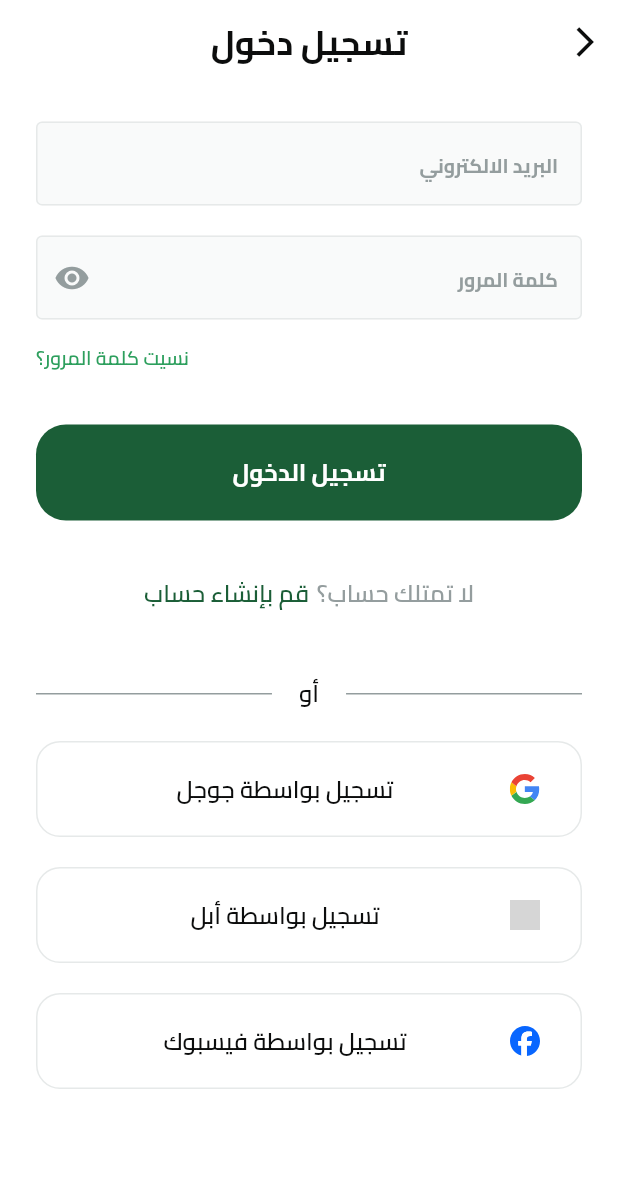
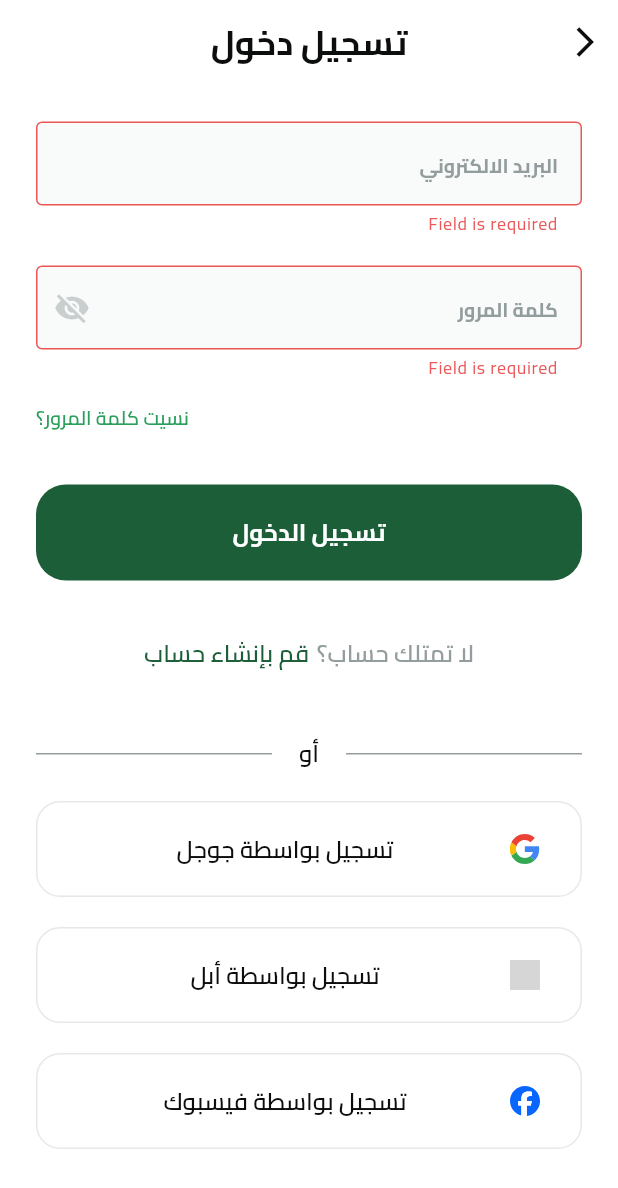
Before and after one commit to samir-227/Pure_Harvest_e_commerce, a Flutter app: the SingInView screen opened by its route, after a tap on "تسجيل الدخول", on a phone screen of 412 x 824 dp. Shown: the top 1188 px of the screen. Run offline on Flutter 3.47's test engine with Material 3 defaults, Android fonts, the phone set to English and light mode, and no system bars; our stand-ins replace bloc, dartz, dots_indicator, equatable, firebase_auth, firebase_core and 9 more; accounts and stored records are empty; grey boxes are pictures that could not be loaded.

Commit message:
sign in with email and password method done

```diff
--- a/lib/core/networking/firebase_auth_service.dart
+++ b/lib/core/networking/firebase_auth_service.dart
@@ -72,6 +72,7 @@ class FirebaseService {
 
       return credential.user!;
     } on FirebaseAuthException catch (e) {
+            log("Exception in FirebaseAuthService.signInWithEmailAndPassword: ${e.toString()} and code is ${e.code}");
       // Handle Firebase authentication exceptions
       if (e.code == 'user-not-found') {
         throw CustomException(
--- a/lib/core/routing/app_router.dart
+++ b/lib/core/routing/app_router.dart
@@ -2,12 +2,11 @@ import 'package:flutter/material.dart';
 import 'package:fruits_hub/core/helpers/cache_helper.dart';
 import 'package:fruits_hub/features/auth/presentation/views/sign_in_view.dart';
 import 'package:fruits_hub/features/auth/presentation/views/sing_up_view.dart';
+import 'package:fruits_hub/features/home/presentation/view/main_view.dart';
 import 'package:fruits_hub/features/on_boarding/presentation/views/on_boarding_view.dart';
 import 'package:go_router/go_router.dart';
 
 import '../constants/constants.dart';
-
-
 
 sealed class AppRouter {
   static final navigatorKey = GlobalKey<NavigatorState>();
@@ -39,6 +38,11 @@ sealed class AppRouter {
         name: SignUpView.routeName,
         builder: (context, state) => const SignUpView(),
       ),
+      GoRoute(
+        path: MainView.routeName,
+        name: MainView.routeName,
+        builder: (context, state) => const MainView(),
+      ),
     ],
   );
 }
--- /dev/null
+++ b/lib/features/auth/presentation/cubits/sign_in_cubit/sign_in_cubit.dart
@@ -0,0 +1,20 @@
+import 'package:bloc/bloc.dart';
+import 'package:equatable/equatable.dart';
+import 'package:fruits_hub/features/auth/domain/entities/user_entity.dart';
+import 'package:fruits_hub/features/auth/domain/repos/auth_repo.dart';
+
+part 'sign_in_state.dart';
+
+class SignInCubit extends Cubit<SignInState> {
+  SignInCubit(this.authRepo) : super(SignInInitial());
+  final IAuthRepo authRepo;
+
+  Future<void> signInWithEmailAndPassword(String email, String password) async {
+    emit(SignInLoading());
+    final result = await authRepo.signInWithEmailAndPassword(email, password);
+    result.fold(
+      (failure) => emit(SignInFailure(failure.message)),
+      (user) => emit(SignInSuccess(user)),
+    );
+  }
+}
--- /dev/null
+++ b/lib/features/auth/presentation/cubits/sign_in_cubit/sign_in_state.dart
@@ -0,0 +1,19 @@
+part of 'sign_in_cubit.dart';
+
+sealed class SignInState extends Equatable {
+  const SignInState();
+
+  @override
+  List<Object> get props => [];
+}
+
+final class SignInInitial extends SignInState {}
+final class SignInLoading extends SignInState {}
+final class SignInSuccess extends SignInState {
+  final UserEntity user;
+  const SignInSuccess(this.user);
+}
+final class SignInFailure extends SignInState {
+  final String message;
+  const SignInFailure(this.message);
+}
--- a/lib/features/auth/presentation/cubits/sign_up_cubit/sign_up_state.dart
+++ b/lib/features/auth/presentation/cubits/sign_up_cubit/sign_up_state.dart
@@ -4,7 +4,7 @@ class SignUpState {}
 
 class SignUpInitial extends SignUpState {}
 
-class SignUpCubitLoading extends SignUpState {}
+class SignUpLoading extends SignUpState {}
 
 class SignUpFailure extends SignUpState {
   final String message;
--- a/lib/features/auth/presentation/views/sign_in_view.dart
+++ b/lib/features/auth/presentation/views/sign_in_view.dart
@@ -1,6 +1,10 @@
 import 'package:flutter/material.dart';
+import 'package:flutter_bloc/flutter_bloc.dart';
+import 'package:fruits_hub/core/di/get_it.dart';
 import 'package:fruits_hub/core/widgets/custom_app_bar.dart';
-import 'package:fruits_hub/features/auth/presentation/views/widget/sign_in_view_body.dart';
+import 'package:fruits_hub/features/auth/domain/repos/auth_repo.dart';
+import 'package:fruits_hub/features/auth/presentation/cubits/sign_in_cubit/sign_in_cubit.dart';
+import 'package:fruits_hub/features/auth/presentation/views/widget/sign_in_body_bloc_consumer.dart';
 import 'package:fruits_hub/generated/l10n.dart';
 
 class SingInView extends StatelessWidget {
@@ -10,9 +14,12 @@ class SingInView extends StatelessWidget {
   static const routeName = '/login';
   @override
   Widget build(BuildContext context) {
-    return Scaffold(
-      appBar: buildAppBar(context, title: S.of(context).appBarLoginTitle),
-      body: const SingInViewBody(),
+    return BlocProvider(
+      create: (context) => SignInCubit(sl<IAuthRepo>()),
+      child: Scaffold(
+        appBar: buildAppBar(context, title: S.of(context).appBarLoginTitle),
+        body: signInBodyConsumer(),
+      ),
     );
   }
 }
--- /dev/null
+++ b/lib/features/auth/presentation/views/widget/sign_in_body_bloc_consumer.dart
@@ -0,0 +1,29 @@
+import 'dart:developer';
+
+import 'package:flutter/material.dart';
+import 'package:flutter_bloc/flutter_bloc.dart';
+import 'package:fruits_hub/core/widgets/custom_error_bar.dart';
+import 'package:fruits_hub/features/auth/presentation/cubits/sign_in_cubit/sign_in_cubit.dart';
+import 'package:fruits_hub/features/auth/presentation/views/widget/sign_in_view_body.dart';
+import 'package:fruits_hub/features/home/presentation/view/main_view.dart';
+import 'package:go_router/go_router.dart';
+
+BlocConsumer<SignInCubit, SignInState> signInBodyConsumer() {
+  return BlocConsumer<SignInCubit, SignInState>(
+    listener: (context, state) {
+      if (state is SignInSuccess) {
+        log('success 111111');
+        context.goNamed(MainView.routeName);
+      }
+      if (state is SignInFailure) {
+        buildErrorBar(context, state.message);
+      }
+    },
+    builder: (context, state) {
+      if (state is SignInLoading) {
+        return const Center(child: CircularProgressIndicator());
+      }
+      return const SingInViewBody();
+    },
+  );
+}
--- a/lib/features/auth/presentation/views/widget/sign_in_view_body.dart
+++ b/lib/features/auth/presentation/views/widget/sign_in_view_body.dart
@@ -1,29 +1,39 @@
+import 'dart:developer';
+
 import 'package:flutter/material.dart';
+import 'package:flutter_bloc/flutter_bloc.dart';
 import 'package:fruits_hub/core/constants/constants.dart';
 import 'package:fruits_hub/core/constants/app_images.dart';
 import 'package:fruits_hub/core/theming/app_text_style.dart';
 import 'package:fruits_hub/core/widgets/custom_button.dart';
 import 'package:fruits_hub/core/widgets/custom_text_form_field.dart';
+import 'package:fruits_hub/features/auth/presentation/cubits/sign_in_cubit/sign_in_cubit.dart';
 import 'package:fruits_hub/features/auth/presentation/views/widget/dont_have_account_widget.dart';
 import 'package:fruits_hub/features/auth/presentation/views/widget/or_divider.dart';
+import 'package:fruits_hub/features/auth/presentation/views/widget/password_field.dart';
 import 'package:fruits_hub/features/auth/presentation/views/widget/social_login_button.dart';
-import 'package:fruits_hub/features/settings/presentation/provider/theme_provider.dart';
 import 'package:fruits_hub/generated/l10n.dart';
-import 'package:provider/provider.dart';
 
-import '../../../../settings/presentation/provider/locale_provider.dart';
-
-class SingInViewBody extends StatelessWidget {
+class SingInViewBody extends StatefulWidget {
   const SingInViewBody({super.key});
 
   @override
+  State<SingInViewBody> createState() => _SingInViewBodyState();
+}
+
+final GlobalKey<FormState> formKey = GlobalKey<FormState>();
+
+class _SingInViewBodyState extends State<SingInViewBody> {
+  late String? email, password;
+  AutovalidateMode autovalidateMode = AutovalidateMode.disabled;
+  @override
   Widget build(BuildContext context) {
-    final themeProvider = Provider.of<ThemeProvider>(context);
-    final localeProvider = Provider.of<LocaleProvider>(context);
     final colors = Theme.of(context).colorScheme;
     return Padding(
       padding: EdgeInsets.symmetric(horizontal: kHorizontalPadding),
       child: SingleChildScrollView(
+        child: Form(
+          key: formKey,
           child: Column(
             crossAxisAlignment: CrossAxisAlignment.end,
             children: [
@@ -33,18 +43,16 @@ class SingInViewBody extends StatelessWidget {
               CustomTextFormField(
                 hintText: S.of(context).email,
                 keyboardType: TextInputType.emailAddress,
+                onSaved: (value) {
+                  email = value;
+                },
               ),
               const SizedBox(
                 height: 20,
               ),
-            CustomTextFormField(
-              hintText: S.of(context).password,
-              keyboardType: TextInputType.visiblePassword,
-              suffixIcon: Icon(
-                Icons.remove_red_eye_rounded,
-                color: colors.onSurfaceVariant,
-              ),
-            ),
+              PasswordField(onSaved: (value) {
+                password = value;
+              }),
               const SizedBox(
                 height: 16,
               ),
@@ -59,7 +67,20 @@ class SingInViewBody extends StatelessWidget {
               ),
               CustomButton(
                 text: S.of(context).login,
-              onPressed: () {},
+                onPressed: () {
+                  if (formKey.currentState!.validate()) {
+                    formKey.currentState!.save();
+
+                    log('email: $email, password: $password');
+                    context
+                        .read<SignInCubit>()
+                        .signInWithEmailAndPassword(email!, password!);
+                  } else {
+                    setState(() {
+                      autovalidateMode = AutovalidateMode.always;
+                    });
+                  }
+                },
               ),
               const SizedBox(
                 height: 24,
@@ -92,6 +113,7 @@ class SingInViewBody extends StatelessWidget {
             ],
           ),
         ),
+      ),
     );
   }
 }
--- a/lib/features/auth/presentation/views/widget/sign_up_body_bloc_consumer.dart
+++ b/lib/features/auth/presentation/views/widget/sign_up_body_bloc_consumer.dart
@@ -1,9 +1,10 @@
 import 'package:firebase_auth/firebase_auth.dart';
+import 'package:flutter/material.dart';
 import 'package:flutter/widgets.dart';
 import 'package:flutter_bloc/flutter_bloc.dart' show BlocConsumer;
 import 'package:fruits_hub/core/widgets/custom_error_bar.dart';
 import 'package:fruits_hub/features/auth/presentation/cubits/sign_up_cubit/sign_up_state.dart'
-    show SignUpFailure, SignUpState, SignUpSuccess;
+    show SignUpFailure, SignUpLoading, SignUpState, SignUpSuccess;
 import 'package:fruits_hub/features/auth/presentation/views/widget/sign_up_body.dart';
 
 import '../../cubits/sign_up_cubit/sign_up_cubit.dart';
@@ -19,6 +20,9 @@ BlocConsumer<SignUpCubit, SignUpState> signUpBodyBlocConsumer() {
       }
     },
     builder: (context, state) {
+      if (state is SignUpLoading) {
+        return const Center(child: CircularProgressIndicator());
+      }
       return const SignUpBody();
     },
   );
```
Also changed, not shown: lib/features/auth/data/repos/auth_repo_impl.dart (+19 -4 lines), lib/features/auth/domain/repos/auth_repo.dart (+9 -5 lines), lib/features/home/presentation/view/main_view.dart (added, +11 -0 lines), lib/features/home/presentation/view/widgets/main_view_body.dart (added, +10 -0 lines), 4 other files. Lines whose indentation alone changed are shown as unchanged.
